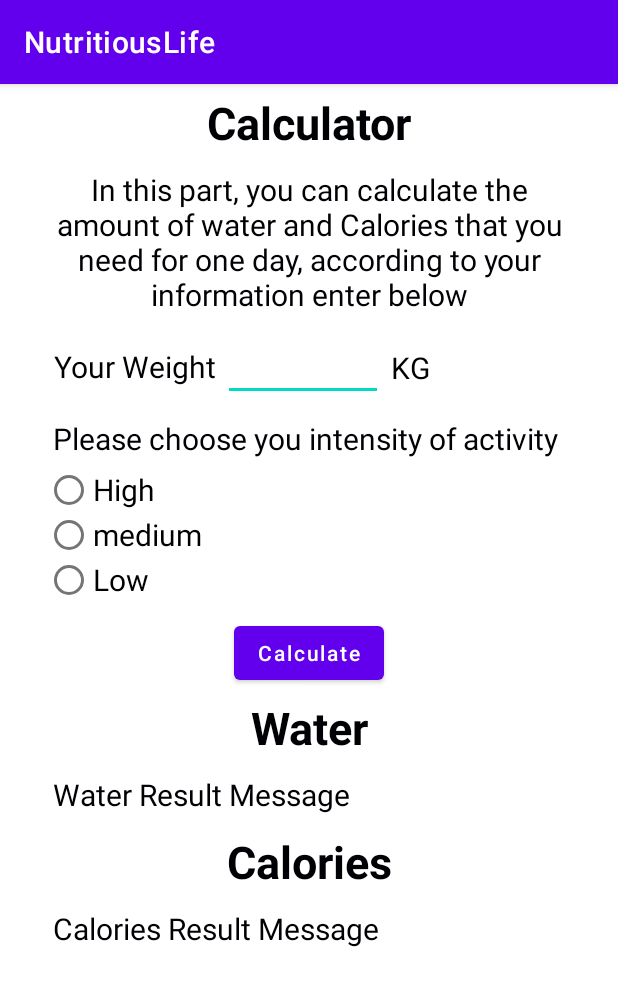
After one commit to LlockieLleone/NutritiousLife, an Android app: the Calculator screen opened directly, with no data from a screen before it, on a phone screen of 412 x 824 dp. The commit adds this screen. Shown: the top 986 px of the screen. Run offline under Robolectric (Android 15) with nearby library versions, the phone set to English and light mode, and no system bars.

Commit message:
complete_calculator_UI

```diff
--- a/app/src/main/AndroidManifest.xml
+++ b/app/src/main/AndroidManifest.xml
@@ -9,7 +9,8 @@
         android:roundIcon="@mipmap/ic_launcher_round"
         android:supportsRtl="true"
         android:theme="@style/Theme.NutritiousLife">
-        <activity android:name=".Register"></activity>
+        <activity android:name=".Calculator"></activity>
+        <activity android:name=".Register" />
         <activity android:name=".Home" />
         <activity android:name=".MainActivity">
             <intent-filter>
--- /dev/null
+++ b/app/src/main/java/com/example/nutritiouslife/Calculator.java
@@ -0,0 +1,14 @@
+package com.example.nutritiouslife;
+
+import androidx.appcompat.app.AppCompatActivity;
+
+import android.os.Bundle;
+
+public class Calculator extends AppCompatActivity {
+
+    @Override
+    protected void onCreate(Bundle savedInstanceState) {
+        super.onCreate(savedInstanceState);
+        setContentView(R.layout.activity_calculator);
+    }
+}
--- a/app/src/main/java/com/example/nutritiouslife/Home.java
+++ b/app/src/main/java/com/example/nutritiouslife/Home.java
@@ -9,7 +9,7 @@ import android.widget.Button;
 import android.widget.Toast;
 
 public class Home extends AppCompatActivity implements View.OnClickListener{
-    Button btnLogout;
+    Button btnLogout, btnCalculator;
     @Override
     protected void onCreate(Bundle savedInstanceState) {
         super.onCreate(savedInstanceState);
@@ -19,15 +19,15 @@ public class Home extends AppCompatActivity implements View.OnClickListener{
 
     private void initialize() {
         btnLogout = findViewById(R.id.btnLogout);
+        btnCalculator = findViewById(R.id.btnCalculator);
     }
 
     @Override
     public void onClick(View view) {
         int id = view.getId();
         switch(id) {
-            case R.id.btnLogout:
-                logout();
-                break;
+            case R.id.btnLogout: logout();break;
+            case R.id.btnCalculator: calculator();break;
         }
     }
 
@@ -36,4 +36,8 @@ public class Home extends AppCompatActivity implements View.OnClickListener{
         Intent intent = new Intent(this, MainActivity.class);
         startActivity(intent);
     }
+
+    private void calculator() {
+        Intent intent = new Intent(this, MainActivity.class);
+    }
 }
--- /dev/null
+++ b/app/src/main/res/layout/activity_calculator.xml
@@ -0,0 +1,187 @@
+<?xml version="1.0" encoding="utf-8"?>
+<androidx.constraintlayout.widget.ConstraintLayout xmlns:android="http://schemas.android.com/apk/res/android"
+    xmlns:app="http://schemas.android.com/apk/res-auto"
+    xmlns:tools="http://schemas.android.com/tools"
+    android:layout_width="match_parent"
+    android:layout_height="match_parent"
+    tools:context=".Calculator">
+
+    <TextView
+        android:id="@+id/textViewTitle"
+        android:layout_width="wrap_content"
+        android:layout_height="wrap_content"
+        android:text="Calculator"
+        android:textSize="30sp"
+
+        app:layout_constraintLeft_toLeftOf="parent"
+        app:layout_constraintRight_toRightOf="parent"
+        app:layout_constraintTop_toTopOf="parent"
+
+        style="@style/titleStyle"
+        />
+
+    <TextView
+        android:id="@+id/textViewIntroduction"
+        style="@style/textViewStyle"
+        android:layout_width="0dp"
+        android:layout_height="wrap_content"
+
+        android:layout_marginLeft="20dp"
+        android:layout_marginRight="20dp"
+        android:text="In this part, you can calculate the amount of water and Calories that you need for one day, according to your information enter below"
+        android:textSize="20sp"
+        app:layout_constraintLeft_toLeftOf="parent"
+        app:layout_constraintRight_toRightOf="parent"
+        app:layout_constraintTop_toBottomOf="@+id/textViewTitle" />
+
+    <TextView
+        android:id="@+id/textViewWeightForCalculate"
+        android:layout_width="wrap_content"
+        android:layout_height="wrap_content"
+        android:text="Your Weight"
+
+        android:textSize="20sp"
+        app:layout_constraintLeft_toLeftOf="parent"
+        app:layout_constraintTop_toBottomOf="@+id/textViewIntroduction"
+        android:layout_marginLeft="30dp"
+        android:layout_marginTop="10dp"
+
+        style="@style/textViewStyle"/>
+
+    <EditText
+        android:id="@+id/editTextWeightForCalculate"
+        android:layout_width="wrap_content"
+        android:layout_height="wrap_content"
+        android:ems="5"
+        android:text=""
+
+        app:layout_constraintTop_toTopOf="@id/textViewWeightForCalculate"
+        app:layout_constraintBottom_toBottomOf="@id/textViewWeightForCalculate"
+        app:layout_constraintLeft_toRightOf="@id/textViewWeightForCalculate"
+        android:layout_marginLeft="0dp"
+
+        />
+
+    <TextView
+        android:id="@+id/tv1"
+        android:layout_width="wrap_content"
+        android:layout_height="wrap_content"
+        android:text="KG"
+        android:textSize="20sp"
+
+        app:layout_constraintLeft_toRightOf="@id/editTextWeightForCalculate"
+        app:layout_constraintTop_toTopOf="@id/editTextWeightForCalculate"
+        app:layout_constraintBottom_toBottomOf="@id/editTextWeightForCalculate"
+
+        style="@style/textViewStyle"
+        />
+
+    <TextView
+        android:id="@+id/textViewIntensity"
+        android:layout_width="wrap_content"
+        android:layout_height="wrap_content"
+        android:text="Please choose you intensity of activity"
+
+        android:textSize="20sp"
+        app:layout_constraintLeft_toLeftOf="parent"
+        app:layout_constraintTop_toBottomOf="@+id/textViewWeightForCalculate"
+        app:layout_constraintStart_toStartOf="@id/textViewWeightForCalculate"
+        android:layout_marginTop="10dp"
+
+        style="@style/textViewStyle"
+        />
+
+    <RadioGroup
+        android:id="@+id/rgIntensity"
+        android:layout_width="wrap_content"
+        android:layout_height="wrap_content"
+        app:layout_constraintTop_toBottomOf="@id/textViewIntensity"
+        app:layout_constraintStart_toStartOf="@id/textViewIntensity" >
+
+        <RadioButton
+            android:id="@+id/rbHigh"
+            android:layout_width="match_parent"
+            android:layout_height="30dp"
+            android:text="High"
+            android:textSize="20sp" />
+
+        <RadioButton
+            android:id="@+id/rbMedium"
+            android:layout_width="match_parent"
+            android:layout_height="30dp"
+            android:text="medium"
+            android:textSize="20sp" />
+
+        <RadioButton
+            android:id="@+id/tbLow"
+            android:layout_width="match_parent"
+            android:layout_height="30dp"
+            android:text="Low"
+            android:textSize="20sp" />
+
+    </RadioGroup>
+
+    <Button
+        android:id="@+id/btnCalculate"
+        android:layout_width="wrap_content"
+        android:layout_height="wrap_content"
+        android:text="Calculate"
+        app:layout_constraintLeft_toLeftOf="parent"
+        app:layout_constraintTop_toBottomOf="@id/rgIntensity"
+        app:layout_constraintRight_toRightOf="parent"
+        android:layout_marginTop="10dp"
+        android:textAllCaps="false"/>
+
+    <TextView
+        android:id="@+id/textViewWaterTitle"
+        android:layout_width="wrap_content"
+        android:layout_height="wrap_content"
+        android:text="Water"
+        android:textSize="30sp"
+
+        app:layout_constraintLeft_toLeftOf="parent"
+        app:layout_constraintRight_toRightOf="parent"
+        app:layout_constraintTop_toBottomOf="@id/btnCalculate"
+
+        style="@style/titleStyle"
+
+        />
+
+    <TextView
+        android:id="@+id/textViewWaterResult"
+        android:layout_width="wrap_content"
+        android:layout_height="wrap_content"
+        android:text="Water Result Message"
+
+        app:layout_constraintStart_toStartOf="@id/textViewWeightForCalculate"
+        app:layout_constraintTop_toBottomOf="@id/textViewWaterTitle"
+
+        style="@style/textViewStyle"/>
+
+    <TextView
+        android:id="@+id/textViewCaloriesTitle"
+        android:layout_width="wrap_content"
+        android:layout_height="wrap_content"
+        android:text="Calories"
+        android:textSize="30sp"
+
+        app:layout_constraintLeft_toLeftOf="parent"
+        app:layout_constraintRight_toRightOf="parent"
+        app:layout_constraintTop_toBottomOf="@id/textViewWaterResult"
+
+        style="@style/titleStyle"
+        />
+
+    <TextView
+        android:id="@+id/textViewCaloriesResult"
+        android:layout_width="wrap_content"
+        android:layout_height="wrap_content"
+        android:text="Calories Result Message"
+
+        app:layout_constraintStart_toStartOf="@id/textViewWeightForCalculate"
+        app:layout_constraintTop_toBottomOf="@id/textViewCaloriesTitle"
+
+        style="@style/textViewStyle"/>
+
+
+</androidx.constraintlayout.widget.ConstraintLayout>
--- a/app/src/main/res/layout/activity_home.xml
+++ b/app/src/main/res/layout/activity_home.xml
@@ -11,8 +11,24 @@
         android:layout_width="wrap_content"
         android:layout_height="wrap_content"
         android:text="Logout"
+
         app:layout_constraintRight_toRightOf="parent"
         app:layout_constraintBottom_toBottomOf="parent"
+        android:layout_marginRight="10dp"
+
         android:textAllCaps="false"
         android:onClick="onClick"/>
+
+    <Button
+        android:id="@+id/btnCalculator"
+        android:layout_width="wrap_content"
+        android:layout_height="wrap_content"
+        android:text="Calculator"
+
+        app:layout_constraintLeft_toLeftOf="parent"
+        app:layout_constraintTop_toTopOf="parent"
+        android:layout_marginLeft="10dp"
+
+        android:textAllCaps="false"
+        android:onClick="onClick" />
 </androidx.constraintlayout.widget.ConstraintLayout>
--- a/app/src/main/res/layout/activity_register.xml
+++ b/app/src/main/res/layout/activity_register.xml
@@ -206,8 +206,9 @@
         android:layout_width="wrap_content"
         android:layout_height="wrap_content"
         android:text="Register"
-        app:layout_constraintLeft_toLeftOf="@id/textViewTitle"
+        app:layout_constraintLeft_toLeftOf="parent"
         app:layout_constraintTop_toBottomOf="@id/textViewRePassword"
+        app:layout_constraintRight_toRightOf="parent"
         android:layout_marginTop="30dp"
         android:textAllCaps="false"/>
 </androidx.constraintlayout.widget.ConstraintLayout>
```
